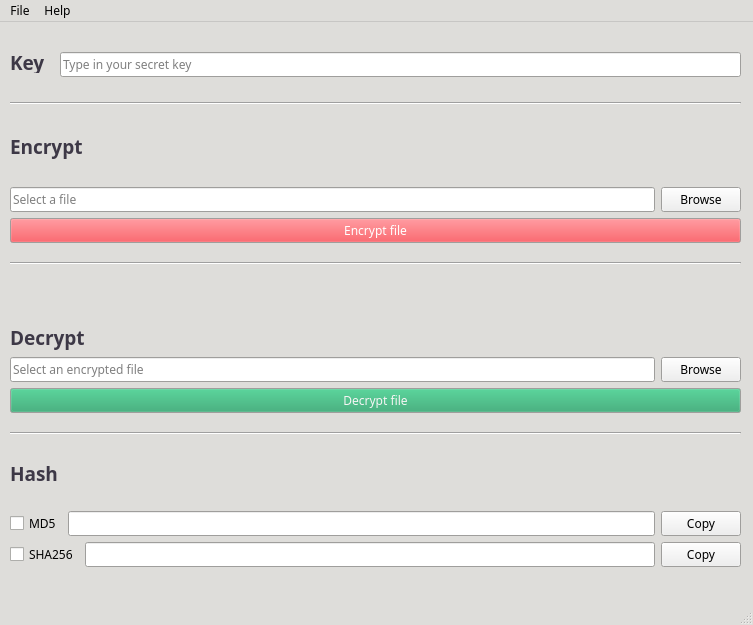
Old version of the form deCrypt.ui in the repository mozayAnao/decrypt.
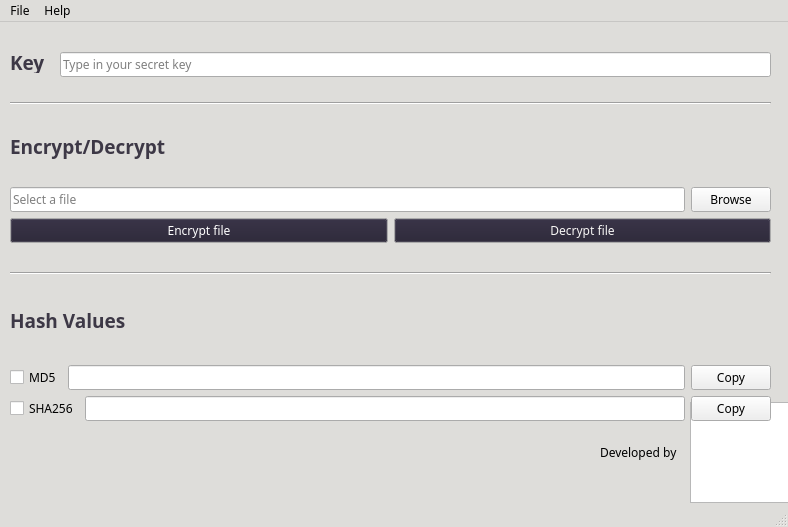
New version of the form. Icons and pictures are not drawn.

The edit to the form file:
```diff
--- a/deCrypt.ui
+++ b/deCrypt.ui
@@ -6,14 +6,20 @@
    <rect>
     <x>0</x>
     <y>0</y>
-    <width>753</width>
-    <height>625</height>
+    <width>788</width>
+    <height>527</height>
    </rect>
   </property>
   <property name="minimumSize">
    <size>
-    <width>753</width>
-    <height>468</height>
+    <width>788</width>
+    <height>527</height>
+   </size>
+  </property>
+  <property name="maximumSize">
+   <size>
+    <width>788</width>
+    <height>527</height>
    </size>
   </property>
   <property name="palette">
@@ -91,7 +97,15 @@
   <property name="windowTitle">
    <string>deCrypt</string>
   </property>
+  <property name="styleSheet">
+   <string notr="true">background-image: url(:/Images/images/bg4.jpg);
+background-position: center;
+</string>
+  </property>
   <widget class="QWidget" name="centralwidget">
+   <property name="styleSheet">
+    <string notr="true">background: none;</string>
+   </property>
    <widget class="QLabel" name="key_label">
     <property name="geometry">
      <rect>
@@ -155,7 +169,7 @@
      <rect>
       <x>60</x>
       <y>30</y>
-      <width>681</width>
+      <width>711</width>
       <height>25</height>
      </rect>
     </property>
@@ -187,7 +201,7 @@
      <rect>
       <x>10</x>
       <y>80</y>
-      <width>731</width>
+      <width>761</width>
       <height>141</height>
      </rect>
     </property>
@@ -247,7 +261,7 @@
         </font>
        </property>
        <property name="text">
-        <string>Encrypt</string>
+        <string>Encrypt/Decrypt</string>
        </property>
       </widget>
      </item>
@@ -276,6 +290,8 @@
       </layout>
      </item>
      <item>
+      <layout class="QHBoxLayout" name="horizontalLayout_3">
+       <item>
       <widget class="QPushButton" name="encrypt_button">
        <property name="palette">
         <palette>
@@ -283,9 +299,9 @@
           <colorrole role="Button">
            <brush brushstyle="SolidPattern">
             <color alpha="255">
-             <red>237</red>
-             <green>51</green>
-             <blue>59</blue>
+               <red>36</red>
+               <green>31</green>
+               <blue>49</blue>
             </color>
            </brush>
           </colorrole>
@@ -303,9 +319,9 @@
           <colorrole role="Button">
            <brush brushstyle="SolidPattern">
             <color alpha="255">
-             <red>237</red>
-             <green>51</green>
-             <blue>59</blue>
+               <red>36</red>
+               <green>31</green>
+               <blue>49</blue>
             </color>
            </brush>
           </colorrole>
@@ -323,9 +339,9 @@
           <colorrole role="Button">
            <brush brushstyle="SolidPattern">
             <color alpha="255">
-             <red>237</red>
-             <green>51</green>
-             <blue>59</blue>
+               <red>36</red>
+               <green>31</green>
+               <blue>49</blue>
             </color>
            </brush>
           </colorrole>
@@ -346,110 +362,6 @@
        </property>
       </widget>
      </item>
-    </layout>
-   </widget>
-   <widget class="QWidget" name="verticalLayoutWidget_2">
-    <property name="geometry">
-     <rect>
-      <x>10</x>
-      <y>240</y>
-      <width>731</width>
-      <height>151</height>
-     </rect>
-    </property>
-    <layout class="QVBoxLayout" name="verticalLayout_3">
-     <item>
-      <widget class="Line" name="line">
-       <property name="orientation">
-        <enum>Qt::Horizontal</enum>
-       </property>
-      </widget>
-     </item>
-     <item>
-      <widget class="QStackedWidget" name="stackedWidget">
-       <property name="currentIndex">
-        <number>0</number>
-       </property>
-       <widget class="QWidget" name="page"/>
-       <widget class="QWidget" name="page_2"/>
-      </widget>
-     </item>
-     <item>
-      <widget class="QLabel" name="label_2">
-       <property name="palette">
-        <palette>
-         <active>
-          <colorrole role="WindowText">
-           <brush brushstyle="SolidPattern">
-            <color alpha="255">
-             <red>61</red>
-             <green>56</green>
-             <blue>70</blue>
-            </color>
-           </brush>
-          </colorrole>
-         </active>
-         <inactive>
-          <colorrole role="WindowText">
-           <brush brushstyle="SolidPattern">
-            <color alpha="255">
-             <red>61</red>
-             <green>56</green>
-             <blue>70</blue>
-            </color>
-           </brush>
-          </colorrole>
-         </inactive>
-         <disabled>
-          <colorrole role="WindowText">
-           <brush brushstyle="SolidPattern">
-            <color alpha="255">
-             <red>190</red>
-             <green>190</green>
-             <blue>190</blue>
-            </color>
-           </brush>
-          </colorrole>
-         </disabled>
-        </palette>
-       </property>
-       <property name="font">
-        <font>
-         <family>Tlwg Typo</family>
-         <pointsize>14</pointsize>
-         <weight>75</weight>
-         <bold>true</bold>
-        </font>
-       </property>
-       <property name="text">
-        <string>Decrypt</string>
-       </property>
-      </widget>
-     </item>
-     <item>
-      <layout class="QHBoxLayout" name="horizontalLayout_2">
-       <item>
-        <widget class="QLineEdit" name="encrypted_file_entry">
-         <property name="inputMask">
-          <string/>
-         </property>
-         <property name="text">
-          <string/>
-         </property>
-         <property name="placeholderText">
-          <string>Select an encrypted file</string>
-         </property>
-        </widget>
-       </item>
-       <item>
-        <widget class="QPushButton" name="encrypted_file_button">
-         <property name="text">
-          <string>Browse</string>
-         </property>
-        </widget>
-       </item>
-      </layout>
-     </item>
      <item>
       <widget class="QPushButton" name="decrypt_button">
        <property name="palette">
@@ -458,9 +370,9 @@
           <colorrole role="Button">
            <brush brushstyle="SolidPattern">
             <color alpha="255">
-             <red>38</red>
-             <green>162</green>
-             <blue>105</blue>
+               <red>36</red>
+               <green>31</green>
+               <blue>49</blue>
             </color>
            </brush>
           </colorrole>
@@ -496,9 +408,9 @@
           <colorrole role="Button">
            <brush brushstyle="SolidPattern">
             <color alpha="255">
-             <red>38</red>
-             <green>162</green>
-             <blue>105</blue>
+               <red>36</red>
+               <green>31</green>
+               <blue>49</blue>
             </color>
            </brush>
           </colorrole>
@@ -534,9 +446,9 @@
           <colorrole role="Button">
            <brush brushstyle="SolidPattern">
             <color alpha="255">
-             <red>38</red>
-             <green>162</green>
-             <blue>105</blue>
+               <red>36</red>
+               <green>31</green>
+               <blue>49</blue>
             </color>
            </brush>
           </colorrole>
@@ -576,14 +488,16 @@
       </widget>
      </item>
     </layout>
+     </item>
+    </layout>
    </widget>
    <widget class="QWidget" name="verticalLayoutWidget_3">
     <property name="geometry">
      <rect>
       <x>10</x>
-      <y>410</y>
-      <width>731</width>
-      <height>135</height>
+      <y>250</y>
+      <width>761</width>
+      <height>149</height>
      </rect>
     </property>
     <layout class="QVBoxLayout" name="verticalLayout_4">
@@ -642,7 +556,7 @@
         </font>
        </property>
        <property name="text">
-        <string>Hash</string>
+        <string>Hash Values</string>
        </property>
       </widget>
      </item>
@@ -704,14 +618,48 @@
      </item>
     </layout>
    </widget>
+   <widget class="QGraphicsView" name="graphicsView">
+    <property name="geometry">
+     <rect>
+      <x>690</x>
+      <y>380</y>
+      <width>101</width>
+      <height>101</height>
+     </rect>
+    </property>
+    <property name="styleSheet">
+     <string notr="true">border-image: url(:/Images/images/devmozay.png);
+background-position: center;</string>
+    </property>
+   </widget>
+   <widget class="QLabel" name="label_2">
+    <property name="geometry">
+     <rect>
+      <x>600</x>
+      <y>420</y>
+      <width>121</width>
+      <height>20</height>
+     </rect>
+    </property>
+    <property name="text">
+     <string>Developed by</string>
+    </property>
+   </widget>
+   <zorder>graphicsView</zorder>
+   <zorder>key_label</zorder>
+   <zorder>key_entry</zorder>
+   <zorder>result_label</zorder>
+   <zorder>verticalLayoutWidget</zorder>
+   <zorder>verticalLayoutWidget_3</zorder>
+   <zorder>label_2</zorder>
   </widget>
   <widget class="QMenuBar" name="menubar">
    <property name="geometry">
     <rect>
      <x>0</x>
      <y>0</y>
-     <width>753</width>
-     <height>25</height>
+     <width>788</width>
+     <height>22</height>
     </rect>
    </property>
    <widget class="QMenu" name="menuFile">
```
Left out of the diff: 4 changed lines with no effect on the pictures. Lines whose indentation alone changed are shown as unchanged.
